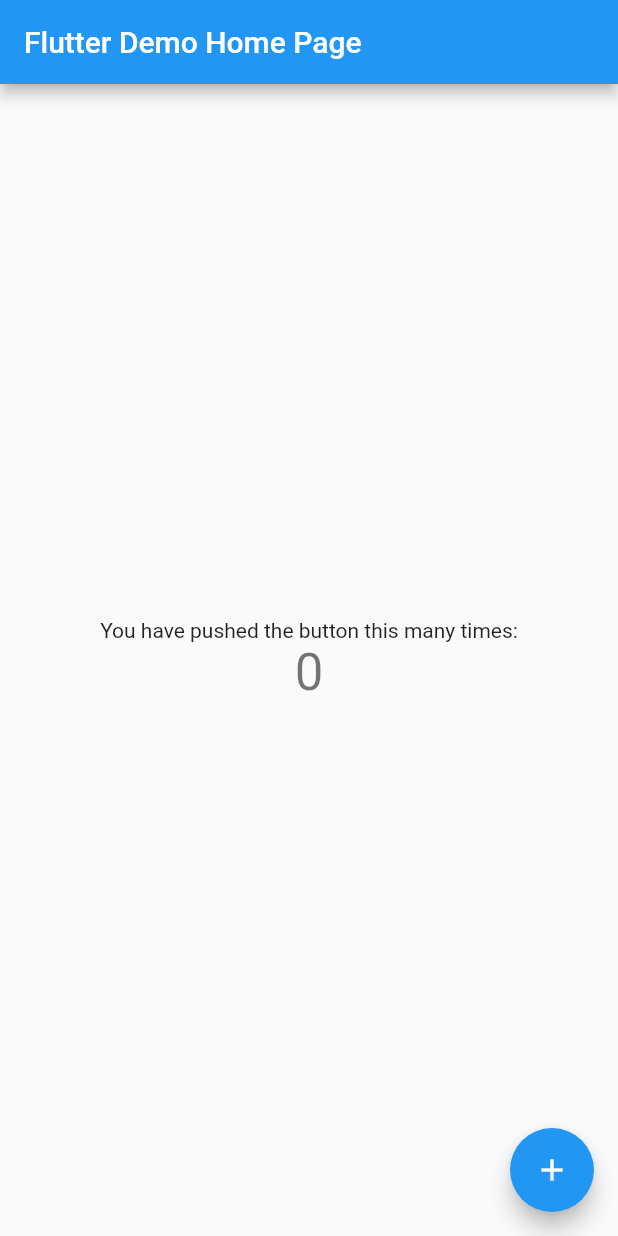
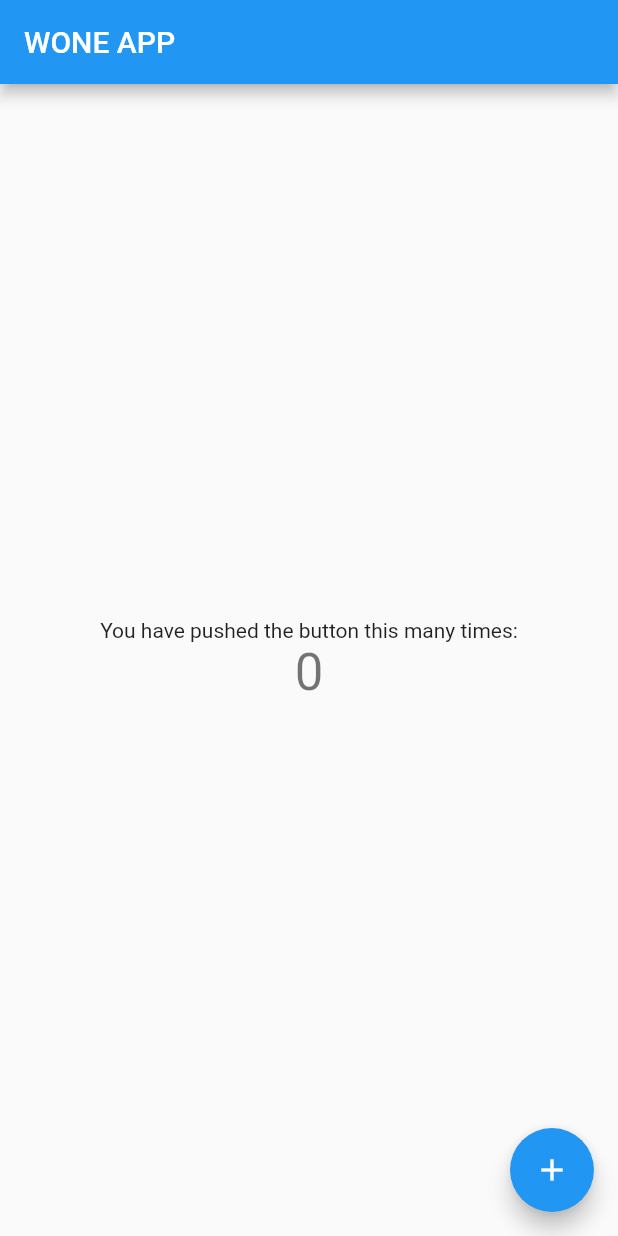
Before and after one commit to mamadou-wone/flutter_by_mwone, a Flutter app: the screen it shows after launch, on a phone screen of 412 x 824 dp. Run offline on Flutter 3.47's test engine with Material 2 defaults, Android fonts, the phone set to English and light mode, and no system bars.

Commit message:
Day one with my project App

```diff
--- a/lib/main.dart
+++ b/lib/main.dart
@@ -13,7 +13,7 @@ class MyApp extends StatelessWidget {
         primarySwatch: Colors.blue,
         visualDensity: VisualDensity.adaptivePlatformDensity,
       ),
-      home: MyHomePage(title: 'Flutter Demo Home Page'),
+      home: MyHomePage(title: 'WONE APP'),
     );
   }
 }
```
